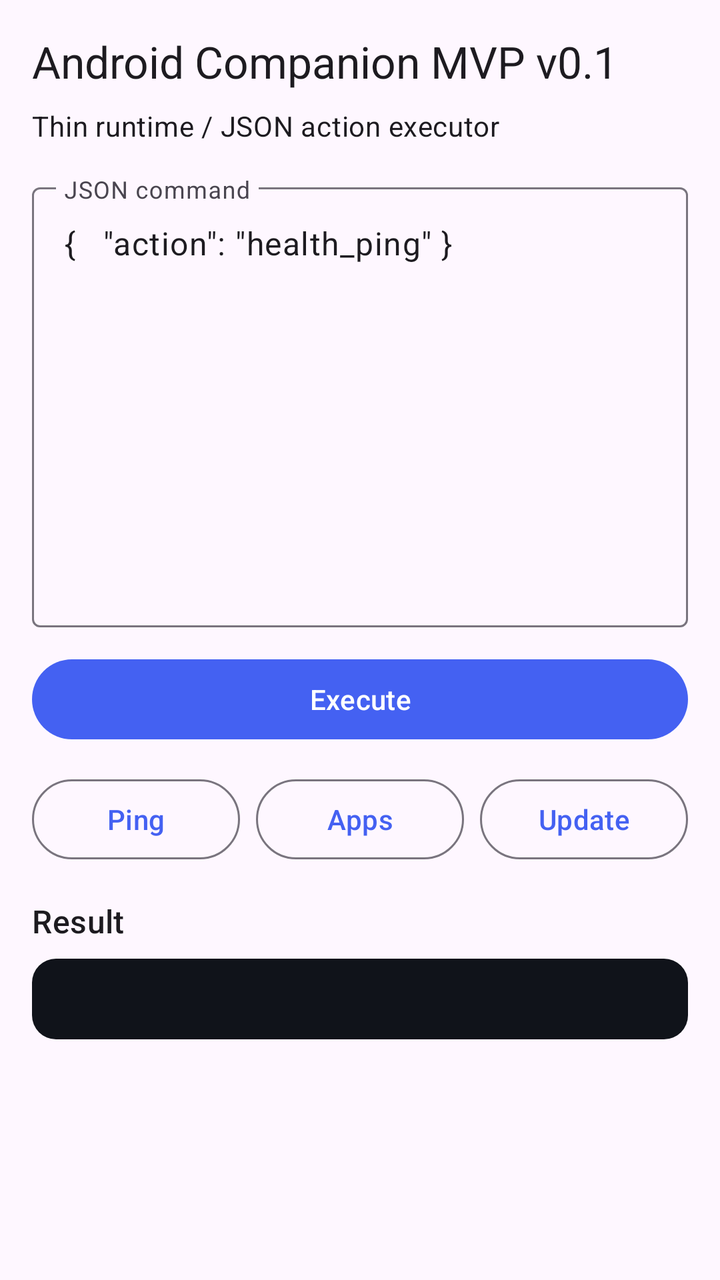
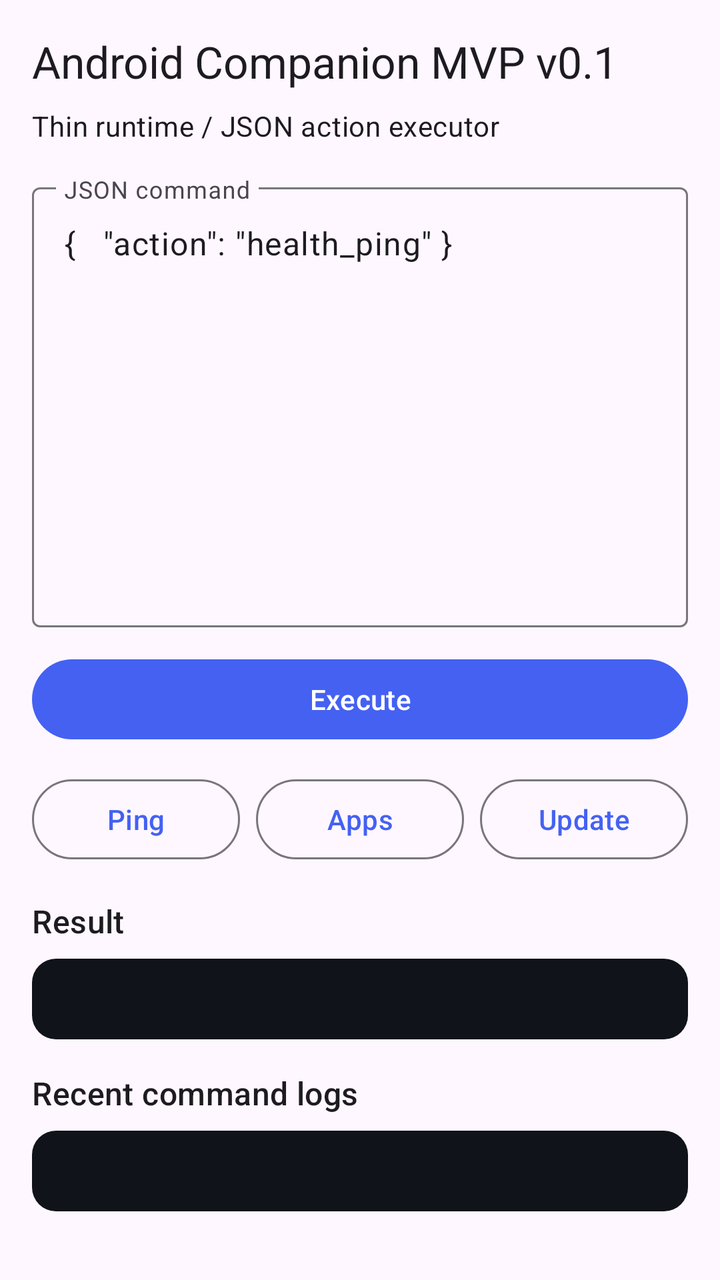

Two renders of the same Android screen: before a commit and after it. Below are the layout's source before the change and the commit's diff.
<!-- AndroidManifest.xml: application theme Theme.AndroidCompanion -->
<!-- res/layout/activity_main.xml -->
<?xml version="1.0" encoding="utf-8"?>
<ScrollView xmlns:android="http://schemas.android.com/apk/res/android"
    xmlns:app="http://schemas.android.com/apk/res-auto"
    android:layout_width="match_parent"
    android:layout_height="match_parent">

    <LinearLayout
        android:layout_width="match_parent"
        android:layout_height="wrap_content"
        android:orientation="vertical"
        android:padding="16dp">

        <TextView
            android:layout_width="wrap_content"
            android:layout_height="wrap_content"
            android:text="Android Companion MVP v0.1"
            android:textAppearance="@style/TextAppearance.Material3.TitleLarge" />

        <TextView
            android:layout_width="wrap_content"
            android:layout_height="wrap_content"
            android:layout_marginTop="8dp"
            android:text="Thin runtime / JSON action executor"
            android:textAppearance="@style/TextAppearance.Material3.BodyMedium" />

        <com.google.android.material.textfield.TextInputLayout
            android:layout_width="match_parent"
            android:layout_height="wrap_content"
            android:layout_marginTop="16dp"
            android:hint="JSON command">

            <com.google.android.material.textfield.TextInputEditText
                android:id="@+id/commandInput"
                android:layout_width="match_parent"
                android:layout_height="220dp"
                android:gravity="top|start"
                android:inputType="textMultiLine"
                android:text='{
  "action": "health_ping"
}' />
        </com.google.android.material.textfield.TextInputLayout>

        <LinearLayout
            android:layout_width="match_parent"
            android:layout_height="wrap_content"
            android:layout_marginTop="12dp"
            android:orientation="horizontal">

            <com.google.android.material.button.MaterialButton
                android:id="@+id/executeButton"
                android:layout_width="0dp"
                android:layout_height="wrap_content"
                android:layout_weight="1"
                android:text="Execute" />
        </LinearLayout>

        <LinearLayout
            android:layout_width="match_parent"
            android:layout_height="wrap_content"
            android:layout_marginTop="12dp"
            android:orientation="horizontal">

            <com.google.android.material.button.MaterialButton
                android:id="@+id/samplePingButton"
                style="@style/Widget.Material3.Button.OutlinedButton"
                android:layout_width="0dp"
                android:layout_height="wrap_content"
                android:layout_weight="1"
                android:text="Ping" />

            <Space
                android:layout_width="8dp"
                android:layout_height="1dp" />

            <com.google.android.material.button.MaterialButton
                android:id="@+id/sampleListAppsButton"
                style="@style/Widget.Material3.Button.OutlinedButton"
                android:layout_width="0dp"
                android:layout_height="wrap_content"
                android:layout_weight="1"
                android:text="Apps" />

            <Space
                android:layout_width="8dp"
                android:layout_height="1dp" />

            <com.google.android.material.button.MaterialButton
                android:id="@+id/sampleUpdateButton"
                style="@style/Widget.Material3.Button.OutlinedButton"
                android:layout_width="0dp"
                android:layout_height="wrap_content"
                android:layout_weight="1"
                android:text="Update" />
        </LinearLayout>

        <TextView
            android:layout_width="wrap_content"
            android:layout_height="wrap_content"
            android:layout_marginTop="16dp"
            android:text="Result"
            android:textAppearance="@style/TextAppearance.Material3.TitleMedium" />

        <TextView
            android:id="@+id/resultOutput"
            android:layout_width="match_parent"
            android:layout_height="wrap_content"
            android:layout_marginTop="8dp"
            android:background="@drawable/result_background"
            android:fontFamily="monospace"
            android:padding="12dp"
            android:textIsSelectable="true"
            android:textSize="12sp" />
    </LinearLayout>
</ScrollView>
<!-- resources referenced by this layout -->
<resources>
  <!-- drawable result_background (drawable) -->
  <shape xmlns:android="http://schemas.android.com/apk/res/android" android:shape="rectangle">
      <solid android:color="#10131A" />
      <corners android:radius="12dp" />
  </shape>
  <style name="Theme.AndroidCompanion" parent="Theme.Material3.DayNight.NoActionBar">
          <item name="colorPrimary">#4461F2</item>
          <item name="android:statusBarColor">@android:color/transparent</item>
          <item name="android:windowLightStatusBar" tools:targetApi="23">false</item>
      </style>
</resources>

<!-- the commit's change to res/layout/activity_main.xml (unified diff, before → after) -->
@@ -110,5 +110,23 @@
             android:padding="12dp"
             android:textIsSelectable="true"
             android:textSize="12sp" />
+
+        <TextView
+            android:layout_width="wrap_content"
+            android:layout_height="wrap_content"
+            android:layout_marginTop="16dp"
+            android:text="Recent command logs"
+            android:textAppearance="@style/TextAppearance.Material3.TitleMedium" />
+
+        <TextView
+            android:id="@+id/recentLogsOutput"
+            android:layout_width="match_parent"
+            android:layout_height="wrap_content"
+            android:layout_marginTop="8dp"
+            android:background="@drawable/result_background"
+            android:fontFamily="monospace"
+            android:padding="12dp"
+            android:textIsSelectable="true"
+            android:textSize="12sp" />
     </LinearLayout>
 </ScrollView>
